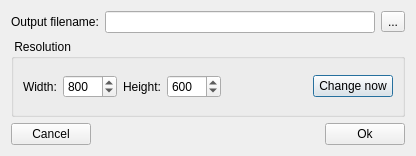
First picture: the form in OpenFlipper/widgets/snapshotDialog/SnapshotDialog.ui, repository ShenRen/OpenFlipper, before the edit.
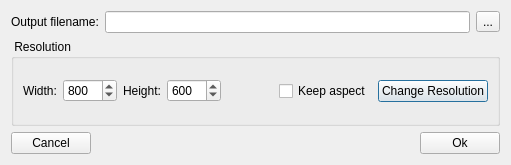
Second picture: the form after the edit.

Commit message: Corrected behaviour of viewer snapshot function. It is now possible to specify snapshot sizes up to 8192x8192 independently from the glwidget. Additionally a "keep aspect ratio" check box has been added.

Diff of the .ui file:
```diff
--- a/OpenFlipper/widgets/snapshotDialog/SnapshotDialog.ui
+++ b/OpenFlipper/widgets/snapshotDialog/SnapshotDialog.ui
@@ -9,8 +9,8 @@
    <rect>
     <x>0</x>
     <y>0</y>
-    <width>416</width>
-    <height>156</height>
+    <width>511</width>
+    <height>165</height>
    </rect>
   </property>
   <property name="windowTitle">
@@ -61,7 +61,7 @@
          <number>100</number>
         </property>
         <property name="maximum">
-         <number>2000</number>
+         <number>8192</number>
         </property>
         <property name="value">
          <number>800</number>
@@ -81,7 +81,7 @@
          <number>100</number>
         </property>
         <property name="maximum">
-         <number>2000</number>
+         <number>8192</number>
         </property>
         <property name="value">
          <number>600</number>
@@ -101,10 +101,17 @@
         </property>
        </spacer>
       </item>
+      <item>
+       <widget class="QCheckBox" name="keepAspect">
+        <property name="text">
+         <string>Keep aspect</string>
+        </property>
+       </widget>
+      </item>
       <item>
        <widget class="QPushButton" name="resButton">
         <property name="text">
-         <string>Change now</string>
+         <string>Change Resolution</string>
         </property>
        </widget>
       </item>
```
The commit also changes 6 other files.
